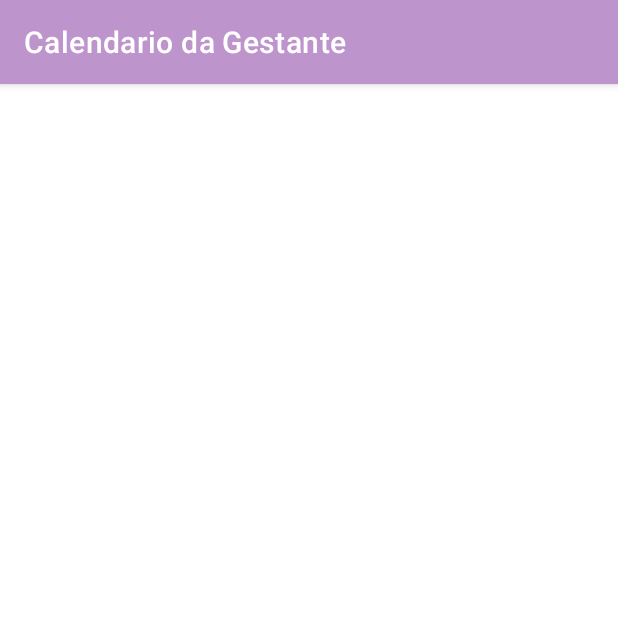
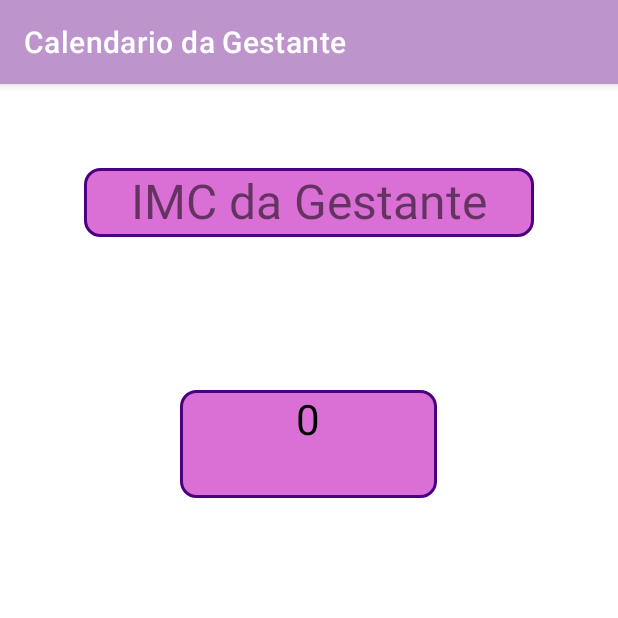
Before and after one commit to Pave104/CalendarioGestanteAPP, an Android app: the screen it shows after launch (ActivityImc), after a tap on "IMC", on a phone screen of 412 x 824 dp, the top half of it. Run offline under Robolectric (Android 15) with nearby library versions, the phone set to English and light mode, and no system bars; our stand-ins replace Picasso; pictures from the network do not load.

Commit message:
NovaActivityIMC

```diff
--- a/app/src/main/java/com/example/visualizacion/ActivityImc.java
+++ b/app/src/main/java/com/example/visualizacion/ActivityImc.java
@@ -3,12 +3,24 @@ package com.example.visualizacion;
 import androidx.appcompat.app.AppCompatActivity;
 
 import android.os.Bundle;
+import android.widget.TextView;
 
 public class ActivityImc extends AppCompatActivity {
+
+    TextView txtsemana;
 
     @Override
     protected void onCreate(Bundle savedInstanceState) {
         super.onCreate(savedInstanceState);
         setContentView(R.layout.activity_imc);
+        txtsemana=(TextView) findViewById(R.id.textView5);
+            Bundle pacote=getIntent().getExtras();
+            int s=pacote.getInt("semana");
+            String txt=String.valueOf(s);
+            txtsemana.setText(txt);
+
+
+         }
+
+
     }
-}
--- a/app/src/main/java/com/example/visualizacion/MainActivity.java
+++ b/app/src/main/java/com/example/visualizacion/MainActivity.java
@@ -206,6 +206,7 @@ public class MainActivity extends AppCompatActivity implements View.OnClickListe
     }
    public void telaImc(View view){
        Intent intent=new Intent(this,ActivityImc.class);
+      intent.putExtra("semana",semanas);
        startActivity(intent);
 
    }
--- /dev/null
+++ b/app/src/main/res/drawable/rounded_text.xml
@@ -0,0 +1,11 @@
+<?xml version="1.0" encoding="utf-8"?>
+<shape xmlns:android="http://schemas.android.com/apk/res/android"
+    android:shape="rectangle">
+    <corners android:radius="10dp"/>
+     <stroke android:width="2dp"
+         android:color="#4B0082"
+         />
+    <solid android:color="#DA70D6"
+      />
+
+</shape>
--- a/app/src/main/res/layout/activity_imc.xml
+++ b/app/src/main/res/layout/activity_imc.xml
@@ -1,9 +1,43 @@
 <?xml version="1.0" encoding="utf-8"?>
-<androidx.constraintlayout.widget.ConstraintLayout xmlns:android="http://schemas.android.com/apk/res/android"
+<androidx.constraintlayout.widget.ConstraintLayout
+    xmlns:android="http://schemas.android.com/apk/res/android"
     xmlns:app="http://schemas.android.com/apk/res-auto"
     xmlns:tools="http://schemas.android.com/tools"
     android:layout_width="match_parent"
     android:layout_height="match_parent"
     tools:context=".ActivityImc">
 
+    <TextView
+        android:id="@+id/textView4"
+        android:layout_width="300dp"
+        android:layout_height="46dp"
+        android:layout_marginStart="8dp"
+        android:layout_marginEnd="8dp"
+        android:background="@drawable/rounded_text"
+        android:text="IMC da Gestante"
+        android:textAlignment="center"
+        android:textSize="32sp"
+        app:layout_constraintBottom_toBottomOf="parent"
+        app:layout_constraintEnd_toEndOf="parent"
+        app:layout_constraintHorizontal_bias="0.499"
+        app:layout_constraintStart_toStartOf="parent"
+        app:layout_constraintTop_toTopOf="parent"
+        app:layout_constraintVertical_bias="0.078" />
+
+    <TextView
+        android:id="@+id/textView5"
+        android:layout_width="171dp"
+        android:layout_height="72dp"
+        android:layout_marginBottom="168dp"
+        android:background="@drawable/rounded_text"
+        android:textAlignment="center"
+        android:textSize="28sp"
+        android:text=""
+        android:textColor="@color/black"
+        app:layout_constraintBottom_toBottomOf="parent"
+        app:layout_constraintEnd_toEndOf="@+id/textView4"
+        app:layout_constraintHorizontal_bias="0.496"
+        app:layout_constraintStart_toStartOf="@+id/textView4"
+        app:layout_constraintTop_toBottomOf="@+id/textView4"
+        app:layout_constraintVertical_bias="0.24" />
 </androidx.constraintlayout.widget.ConstraintLayout>
--- a/app/src/main/res/layout/activity_main.xml
+++ b/app/src/main/res/layout/activity_main.xml
@@ -1,5 +1,6 @@
 <?xml version="1.0" encoding="utf-8"?>
-<androidx.constraintlayout.widget.ConstraintLayout xmlns:android="http://schemas.android.com/apk/res/android"
+<androidx.constraintlayout.widget.ConstraintLayout
+    xmlns:android="http://schemas.android.com/apk/res/android"
     xmlns:app="http://schemas.android.com/apk/res-auto"
     xmlns:tools="http://schemas.android.com/tools"
     android:layout_width="match_parent"
--- a/app/src/main/res/mipmap-anydpi-v26/ic_launcher.xml
+++ b/app/src/main/res/mipmap-anydpi-v26/ic_launcher.xml
@@ -1,5 +1,5 @@
 <?xml version="1.0" encoding="utf-8"?>
 <adaptive-icon xmlns:android="http://schemas.android.com/apk/res/android">
     <background android:drawable="@drawable/ic_launcher_background" />
-    <foreground android:drawable="@drawable/ic_launcher_foreground" />
+    <foreground android:drawable="@drawable/ic_launcher_background" />
 </adaptive-icon>
--- a/app/src/main/res/values/colors.xml
+++ b/app/src/main/res/values/colors.xml
@@ -8,7 +8,7 @@
     <color name="black">#FF000000</color>
     <color name="white">#FFFFFFFF</color>
 
-    <!--?xml version="1.0" encoding="UTF-8"?-->
+
 
 
 
```
